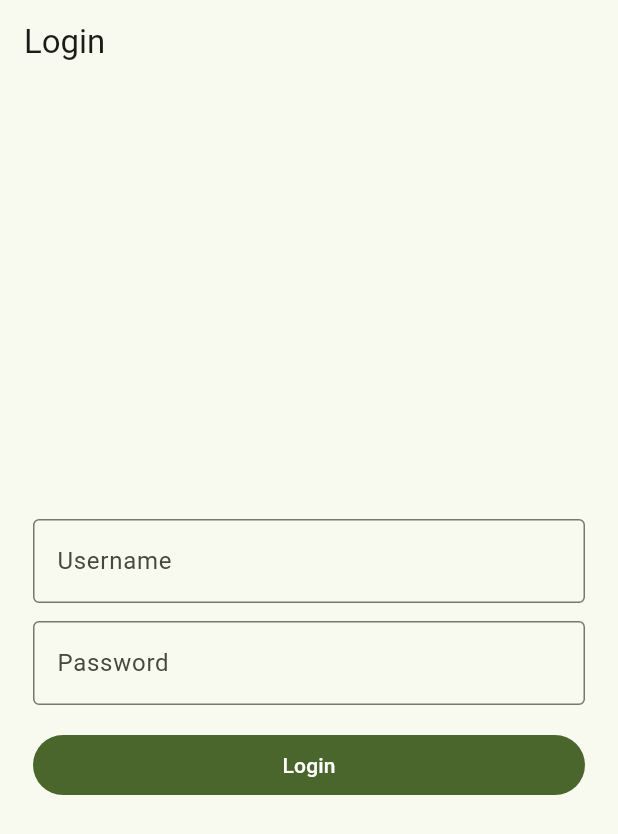
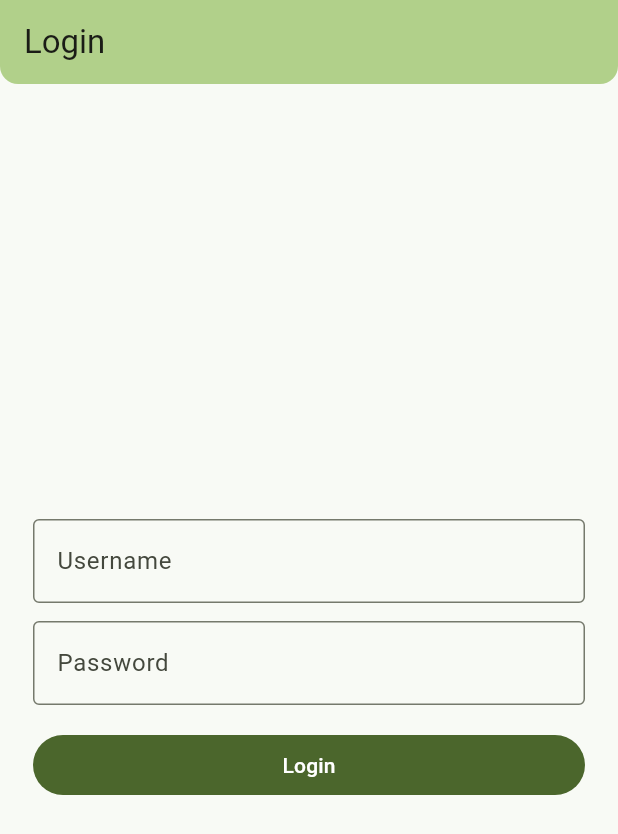
Before and after one commit to aryan-madhavi/VoiceSewa, a Flutter app: the screen it shows after launch, on a phone screen of 412 x 824 dp. Shown: the top 834 px of the screen. Run offline on Flutter 3.47's test engine with Material 3 defaults, Android fonts, the phone set to English and light mode, and no system bars; our stand-ins replace firebase_core, flutter_riverpod, page_transition, sqflite; accounts and stored records are empty; generated files the repository leaves out were written again.

Commit message:
Implement light theme with ColorConstants and update main app theme

```diff
--- a/voicesewa_client/lib/constants/core/color_constants.dart
+++ b/voicesewa_client/lib/constants/core/color_constants.dart
@@ -2,7 +2,10 @@ import 'package:flutter/material.dart';
 
 class ColorConstants {
 
-  // Define a static ColorScheme to be used throughout the app
-  static ColorScheme colorScheme = ColorScheme.fromSeed(seedColor: Colors.lightGreen);
+  static const Color seed = Color(0xFF8BC34A);
+  static const Color scaffold = Color(0xFFF8FAF5);
+  static const Color appBar = Color(0xFFB1D08A);
+  static const Color navBar = Color(0xFFEAF3D7);
+  static const Color floatingActionButton = Color(0xFFCBE5A2);
 
 }
--- a/voicesewa_client/lib/main.dart
+++ b/voicesewa_client/lib/main.dart
@@ -6,6 +6,7 @@ import 'package:voicesewa_client/constants/core/string_constants.dart';
 import 'package:voicesewa_client/firebase_options.dart';
 import 'package:voicesewa_client/routes/navigation_routes.dart';
 import 'package:voicesewa_client/screens/core/app_gate.dart';
+import 'package:voicesewa_client/theme/light_theme.dart';
 
 void main() async {
   WidgetsFlutterBinding.ensureInitialized();
@@ -21,7 +22,7 @@ class MyApp extends StatelessWidget {
     return MaterialApp(
       debugShowCheckedModeBanner: false,
       title: StringConstants.appName,
-      theme: ThemeData(colorScheme: ColorConstants.colorScheme),
+      theme: lightThemeData,
       home: const AppGate(),
       routes: AppRoutes.routes,
     );
--- /dev/null
+++ b/voicesewa_client/lib/theme/light_theme.dart
@@ -0,0 +1,69 @@
+import 'package:flutter/material.dart';
+import 'package:voicesewa_client/constants/core/color_constants.dart';
+
+final ThemeData lightThemeData = ThemeData(
+  useMaterial3: true,
+  brightness: Brightness.light,
+
+  colorScheme: ColorScheme.fromSeed(
+    seedColor: ColorConstants.seed,
+    brightness: Brightness.light,
+    surface: ColorConstants.scaffold,
+  ),
+
+  scaffoldBackgroundColor: ColorConstants.scaffold,
+
+  navigationBarTheme: NavigationBarThemeData(
+    backgroundColor: ColorConstants.navBar,
+    iconTheme: WidgetStateProperty.resolveWith(
+      (states) => IconThemeData(
+        color: states.contains(WidgetState.selected)
+            ? Colors.grey.shade900
+            : Colors.grey.shade700,
+      ),
+    ),
+  ),
+
+  floatingActionButtonTheme: FloatingActionButtonThemeData(
+    elevation: 4,
+    backgroundColor: ColorConstants.floatingActionButton,
+    foregroundColor: Colors.black,
+    shape: CircleBorder(),
+  ),
+
+  cardTheme: CardThemeData(
+    elevation: 4,
+    color: Colors.white,
+    margin: const EdgeInsets.all(6),
+    shape: RoundedRectangleBorder(
+      borderRadius: BorderRadius.circular(16),
+      side: BorderSide(color: Colors.grey.shade300),
+    ),
+    shadowColor: Colors.black.withAlpha(50),
+    surfaceTintColor: Colors.transparent,
+    clipBehavior: Clip.antiAlias,
+  ),
+
+  appBarTheme: AppBarTheme(
+    backgroundColor: ColorConstants.appBar,
+    shape: RoundedRectangleBorder(
+      borderRadius: BorderRadiusGeometry.vertical(
+        bottom: Radius.circular(12),
+      ),
+    ),
+  ),
+
+  textTheme: const TextTheme(
+    //bodyMedium: TextStyle(fontSize: 15, color: Colors.black87),
+    //titleMedium: TextStyle(fontSize: 16, fontWeight: FontWeight.w600),
+  ),
+
+  elevatedButtonTheme: ElevatedButtonThemeData(
+    style: ElevatedButton.styleFrom(
+      backgroundColor: ColorConstants.seed,
+      foregroundColor: Colors.white,
+      shape: RoundedRectangleBorder(borderRadius: BorderRadius.circular(12)),
+      textStyle: TextStyle(fontWeight: FontWeight.w600),
+    ),
+  ),
+);
```
